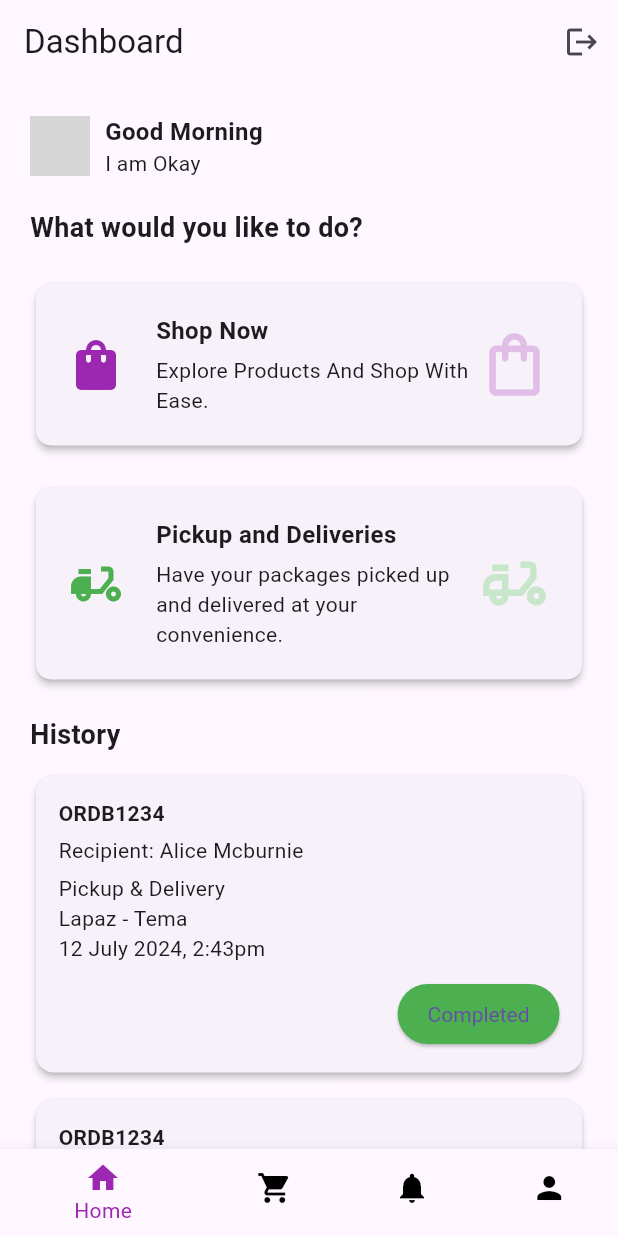
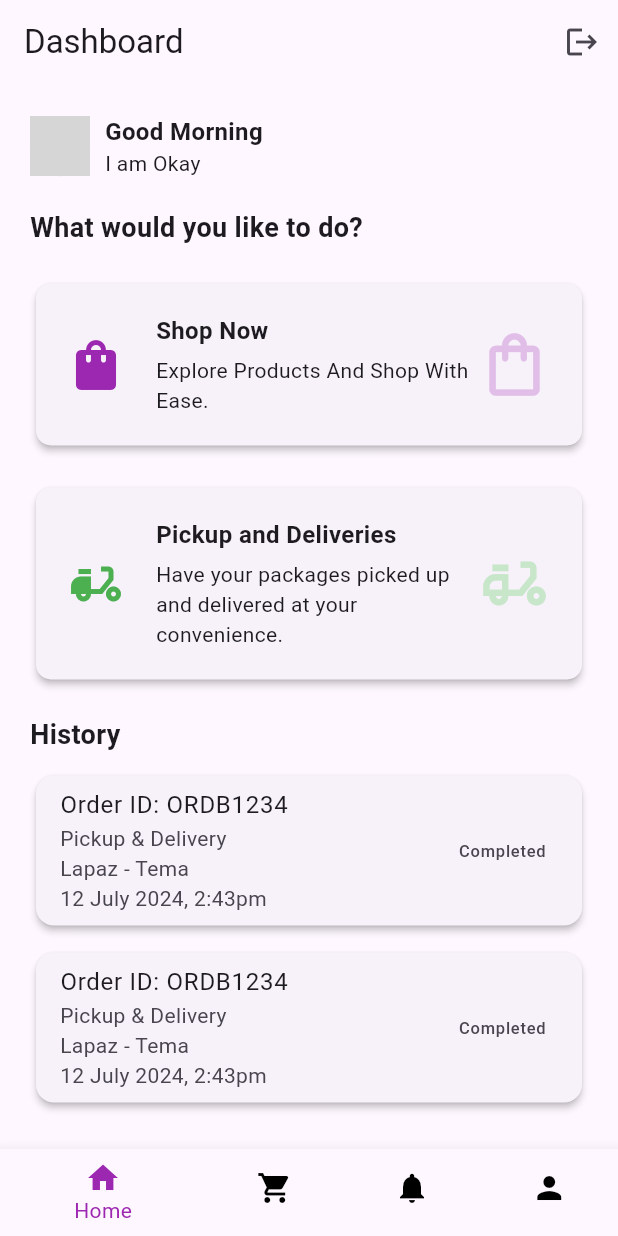
Before and after one commit to lonewolf4268/test, a Flutter app: the DashboardScreen screen opened by its route, on a phone screen of 412 x 824 dp. Run offline on Flutter 3.47's test engine with Material 3 defaults, Android fonts, the phone set to English and light mode, and no system bars; our stand-ins replace animated_text_kit, country_code_picker, shared_preferences; accounts and stored records are empty; network calls fail; grey boxes are pictures that could not be loaded.

Commit message:
Second Commit

```diff
--- a/lib/DashboardScreen/dashboard_screen.dart
+++ b/lib/DashboardScreen/dashboard_screen.dart
@@ -16,6 +16,7 @@ class _DashboardScreenState extends State<DashboardScreen> {
   String? _token;
   bool _isVerified = false;
   DateTime? _lastBackPressed;
+  int _selectedIndex = 0;
 
   @override
   void initState() {
@@ -75,7 +76,6 @@ class _DashboardScreenState extends State<DashboardScreen> {
     }
   }
 
-
   Future<bool> _onWillPop() async {
     if (_lastBackPressed == null ||
         DateTime.now().difference(_lastBackPressed!) > Duration(seconds: 2)) {
@@ -86,6 +86,34 @@ class _DashboardScreenState extends State<DashboardScreen> {
       return false;
     }
     return true;
+  }
+
+  void _onItemTapped(int index) {
+    setState(() {
+      _selectedIndex = index;
+    });
+
+    switch (index) {
+      case 0:
+      // Navigate to DashboardScreen when home is pressed
+        Navigator.pushReplacement(
+          context,
+          MaterialPageRoute(
+            builder: (context) => DashboardScreen(),
+          ),
+        );
+        break;
+      case 1:
+      // Navigate to ShopNowScreen when shopping cart is pressed
+        Navigator.pushReplacement(
+          context,
+          MaterialPageRoute(
+            builder: (context) => ShopNowScreen(),
+          ),
+        );
+        break;
+    // Add other cases for notifications and profile if needed
+    }
   }
 
   @override
@@ -284,7 +312,8 @@ class _DashboardScreenState extends State<DashboardScreen> {
           backgroundColor: Colors.white,
           selectedItemColor: Colors.purple,
           unselectedItemColor: Colors.black,
-          currentIndex: 0,
+          currentIndex: _selectedIndex,
+          onTap: _onItemTapped,
           items: [
             BottomNavigationBarItem(
               icon: Icon(Icons.home),
@@ -292,7 +321,7 @@ class _DashboardScreenState extends State<DashboardScreen> {
             ),
             BottomNavigationBarItem(
               icon: Icon(Icons.shopping_cart),
-              label: 'Cart',
+              label: 'Shop',
             ),
             BottomNavigationBarItem(
               icon: Icon(Icons.notifications),
@@ -307,7 +336,6 @@ class _DashboardScreenState extends State<DashboardScreen> {
       ),
     );
   }
-}
 
   Widget _buildHistoryItem({
     required String orderId,
@@ -317,34 +345,14 @@ Widget _buildHistoryItem({
   }) {
     return Card(
       elevation: 2,
-    child: Container(
-      padding: EdgeInsets.all(15),
-      child: Column(
-        crossAxisAlignment: CrossAxisAlignment.start,
-        children: [
-          Text(
-            orderId,
-            style: TextStyle(fontWeight: FontWeight.bold),
-          ),
-          SizedBox(height: 5),
-          Text('Recipient: $recipient'),
-          SizedBox(height: 5),
-          Text(details),
-          SizedBox(height: 10),
-          Align(
-            alignment: Alignment.centerRight,
-            child: ElevatedButton(
-              onPressed: () {}, // Implement action for completed status
-              style: ElevatedButton.styleFrom(
-                backgroundColor: Colors.green,
-                padding: EdgeInsets.symmetric(horizontal: 20, vertical: 10),
-                textStyle: TextStyle(color: Colors.white),
-              ),
-              child: Text(status),
-            ),
-          ),
-        ],
-      ),
+      child: ListTile(
+        title: Text('Order ID: $orderId'),
+        subtitle: Text(details),
+        trailing: Text(status),
+        onTap: () {
+          // Handle history item tap if needed
+        },
       ),
     );
   }
+}
```
Also changed, not shown: lib/ShopNowScreen/shop_now_screen.dart (+25 -3 lines). Lines whose indentation alone changed are shown as unchanged.
